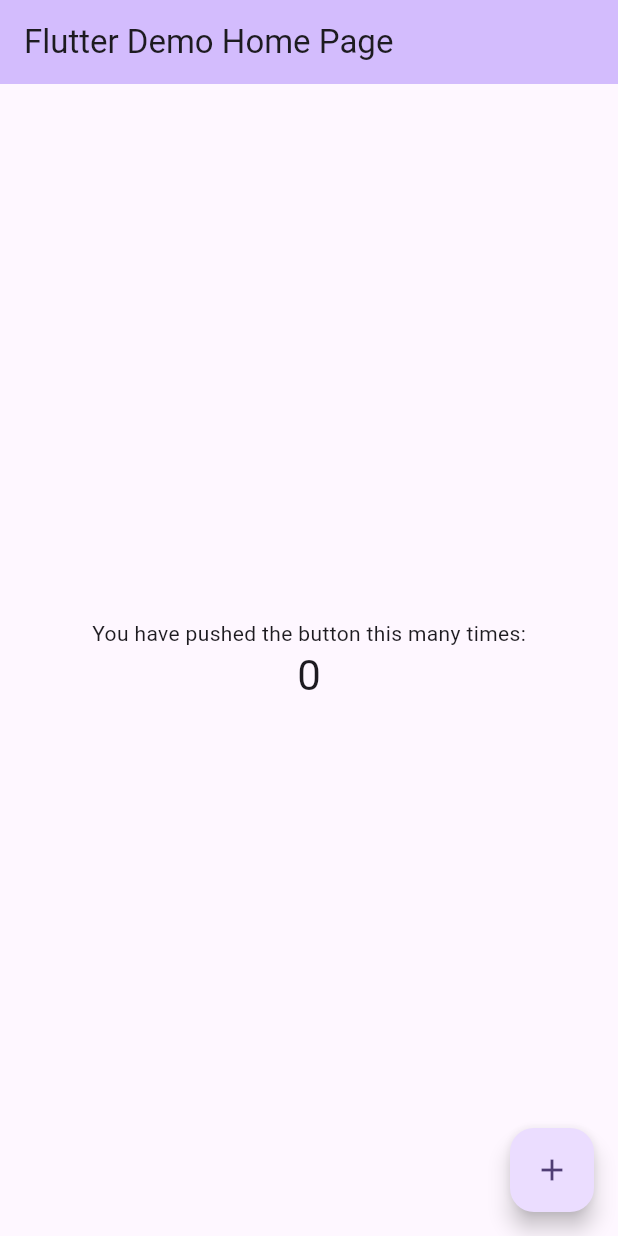
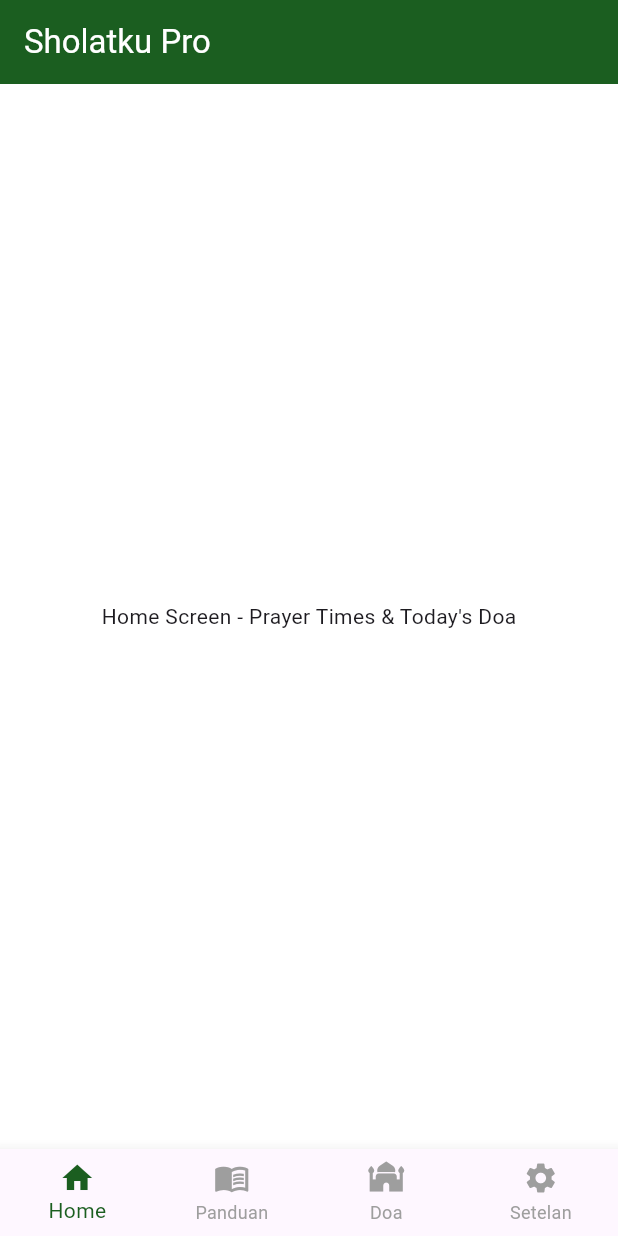
Before and after one commit to mohrifqi5555-eng/project_apk, a Flutter app: the screen it shows after launch, on a phone screen of 412 x 824 dp. Run offline on Flutter 3.47's test engine with Material 3 defaults, Android fonts, the phone set to English and light mode, and no system bars; our stand-ins replace sqflite; accounts and stored records are empty.

Commit message:
tampilan utama

```diff
--- /dev/null
+++ b/lib/core/app_theme.dart
@@ -0,0 +1,40 @@
+import 'package:flutter/material.dart';
+
+class AppTheme {
+  static const Color primaryColor = Color(0xFF1B5E20);
+  static const Color accentColor = Color(0xFFC8E6C9);
+
+  static final ThemeData lightTheme = ThemeData(
+    primarySwatch: Colors.green,
+    primaryColor: primaryColor,
+    hintColor: accentColor,
+    scaffoldBackgroundColor: Colors.white,
+    appBarTheme: const AppBarTheme(
+      backgroundColor: primaryColor,
+      foregroundColor: Colors.white,
+      elevation: 0,
+    ),
+    bottomNavigationBarTheme: const BottomNavigationBarThemeData(
+      selectedItemColor: primaryColor,
+      unselectedItemColor: Colors.grey,
+    ),
+    useMaterial3: true,
+  );
+
+  static final ThemeData darkTheme = ThemeData(
+    brightness: Brightness.dark,
+    primarySwatch: Colors.green,
+    primaryColor: primaryColor,
+    scaffoldBackgroundColor: const Color(0xFF121212),
+    appBarTheme: const AppBarTheme(
+      backgroundColor: Colors.black,
+      foregroundColor: Colors.white,
+      elevation: 0,
+    ),
+    bottomNavigationBarTheme: const BottomNavigationBarThemeData(
+      selectedItemColor: Colors.greenAccent,
+      unselectedItemColor: Colors.grey,
+    ),
+    useMaterial3: true,
+  );
+}
--- a/lib/main.dart
+++ b/lib/main.dart
@@ -1,4 +1,7 @@
 import 'package:flutter/material.dart';
+import 'package:provider/provider.dart';
+import 'core/app_theme.dart';
+import 'ui/screens/main_nav_screen.dart';
 
 void main() {
   runApp(const MyApp());
@@ -7,116 +10,15 @@
 class MyApp extends StatelessWidget {
   const MyApp({super.key});
 
-  // This widget is the root of your application.
   @override
   Widget build(BuildContext context) {
     return MaterialApp(
-      title: 'Flutter Demo',
-      theme: ThemeData(
-        // This is the theme of your application.
-        //
-        // TRY THIS: Try running your application with "flutter run". You'll see
-        // the application has a purple toolbar. Then, without quitting the app,
-        // try changing the seedColor in the colorScheme below to Colors.green
-        // and then invoke "hot reload" (save your changes or press the "hot
-        // reload" button in a Flutter-supported IDE, or press "r" if you used
-        // the command line to start the app).
-        //
-        // Notice that the counter didn't reset back to zero; the application
-        // state is not lost during the reload. To reset the state, use hot
-        // restart instead.
-        //
-        // This works for code too, not just values: Most code changes can be
-        // tested with just a hot reload.
-        colorScheme: .fromSeed(seedColor: Colors.deepPurple),
-      ),
-      home: const MyHomePage(title: 'Flutter Demo Home Page'),
+      title: 'Sholatku Pro',
+      debugShowCheckedModeBanner: false,
+      theme: AppTheme.lightTheme,
+      darkTheme: AppTheme.darkTheme,
+      themeMode: ThemeMode.system,
+      home: const MainNavScreen(),
     );
   }
 }
-
-class MyHomePage extends StatefulWidget {
-  const MyHomePage({super.key, required this.title});
-
-  // This widget is the home page of your application. It is stateful, meaning
-  // that it has a State object (defined below) that contains fields that affect
-  // how it looks.
-
-  // This class is the configuration for the state. It holds the values (in this
-  // case the title) provided by the parent (in this case the App widget) and
-  // used by the build method of the State. Fields in a Widget subclass are
-  // always marked "final".
-
-  final String title;
-
-  @override
-  State<MyHomePage> createState() => _MyHomePageState();
-}
-
-class _MyHomePageState extends State<MyHomePage> {
-  int _counter = 0;
-
-  void _incrementCounter() {
-    setState(() {
-      // This call to setState tells the Flutter framework that something has
-      // changed in this State, which causes it to rerun the build method below
-      // so that the display can reflect the updated values. If we changed
-      // _counter without calling setState(), then the build method would not be
-      // called again, and so nothing would appear to happen.
-      _counter++;
-    });
-  }
-
-  @override
-  Widget build(BuildContext context) {
-    // This method is rerun every time setState is called, for instance as done
-    // by the _incrementCounter method above.
-    //
-    // The Flutter framework has been optimized to make rerunning build methods
-    // fast, so that you can just rebuild anything that needs updating rather
-    // than having to individually change instances of widgets.
-    return Scaffold(
-      appBar: AppBar(
-        // TRY THIS: Try changing the color here to a specific color (to
-        // Colors.amber, perhaps?) and trigger a hot reload to see the AppBar
-        // change color while the other colors stay the same.
-        backgroundColor: Theme.of(context).colorScheme.inversePrimary,
-        // Here we take the value from the MyHomePage object that was created by
-        // the App.build method, and use it to set our appbar title.
-        title: Text(widget.title),
-      ),
-      body: Center(
-        // Center is a layout widget. It takes a single child and positions it
-        // in the middle of the parent.
-        child: Column(
-          // Column is also a layout widget. It takes a list of children and
-          // arranges them vertically. By default, it sizes itself to fit its
-          // children horizontally, and tries to be as tall as its parent.
-          //
-          // Column has various properties to control how it sizes itself and
-          // how it positions its children. Here we use mainAxisAlignment to
-          // center the children vertically; the main axis here is the vertical
-          // axis because Columns are vertical (the cross axis would be
-          // horizontal).
-          //
-          // TRY THIS: Invoke "debug painting" (choose the "Toggle Debug Paint"
-          // action in the IDE, or press "p" in the console), to see the
-          // wireframe for each widget.
-          mainAxisAlignment: .center,
-          children: [
-            const Text('You have pushed the button this many times:'),
-            Text(
-              '$_counter',
-              style: Theme.of(context).textTheme.headlineMedium,
-            ),
-          ],
-        ),
-      ),
-      floatingActionButton: FloatingActionButton(
-        onPressed: _incrementCounter,
-        tooltip: 'Increment',
-        child: const Icon(Icons.add),
-      ),
-    );
-  }
-}
--- /dev/null
+++ b/lib/ui/screens/guide_screen.dart
@@ -0,0 +1,13 @@
+import 'package:flutter/material.dart';
+
+class GuideScreen extends StatelessWidget {
+  const GuideScreen({super.key});
+
+  @override
+  Widget build(BuildContext context) {
+    return Scaffold(
+      appBar: AppBar(title: const Text('Panduan Sholat')),
+      body: const Center(child: Text('Guide Screen - Visual Prayer Guide')),
+    );
+  }
+}
--- /dev/null
+++ b/lib/ui/screens/home_screen.dart
@@ -0,0 +1,13 @@
+import 'package:flutter/material.dart';
+
+class HomeScreen extends StatelessWidget {
+  const HomeScreen({super.key});
+
+  @override
+  Widget build(BuildContext context) {
+    return Scaffold(
+      appBar: AppBar(title: const Text('Sholatku Pro')),
+      body: const Center(child: Text('Home Screen - Prayer Times & Today\'s Doa')),
+    );
+  }
+}
--- /dev/null
+++ b/lib/ui/screens/main_nav_screen.dart
@@ -0,0 +1,62 @@
+import 'package:flutter/material.dart';
+import 'home_screen.dart';
+import 'guide_screen.dart';
+import 'prayer_list_screen.dart';
+import 'settings_screen.dart';
+
+class MainNavScreen extends StatefulWidget {
+  const MainNavScreen({super.key});
+
+  @override
+  State<MainNavScreen> createState() => _MainNavScreenState();
+}
+
+class _MainNavScreenState extends State<MainNavScreen> {
+  int _selectedIndex = 0;
+
+  final List<Widget> _screens = [
+    const HomeScreen(),
+    const GuideScreen(),
+    const PrayerListScreen(),
+    const SettingsScreen(),
+  ];
+
+  void _onItemTapped(int index) {
+    setState(() {
+      _selectedIndex = index;
+    });
+  }
+
+  @override
+  Widget build(BuildContext context) {
+    return Scaffold(
+      body: IndexedStack(
+        index: _selectedIndex,
+        children: _screens,
+      ),
+      bottomNavigationBar: BottomNavigationBar(
+        currentIndex: _selectedIndex,
+        onTap: _onItemTapped,
+        type: BottomNavigationBarType.fixed,
+        items: const [
+          BottomNavigationBarItem(
+            icon: Icon(Icons.home),
+            label: 'Home',
+          ),
+          BottomNavigationBarItem(
+            icon: Icon(Icons.menu_book),
+            label: 'Panduan',
+          ),
+          BottomNavigationBarItem(
+            icon: Icon(Icons.mosque),
+            label: 'Doa',
+          ),
+          BottomNavigationBarItem(
+            icon: Icon(Icons.settings),
+            label: 'Setelan',
+          ),
+        ],
+      ),
+    );
+  }
+}
--- /dev/null
+++ b/lib/ui/screens/prayer_list_screen.dart
@@ -0,0 +1,13 @@
+import 'package:flutter/material.dart';
+
+class PrayerListScreen extends StatelessWidget {
+  const PrayerListScreen({super.key});
+
+  @override
+  Widget build(BuildContext context) {
+    return Scaffold(
+      appBar: AppBar(title: const Text('Kumpulan Doa')),
+      body: const Center(child: Text('Prayer List Screen - Daily Prayers')),
+    );
+  }
+}
```
Also changed, not shown: lib/data/datasources/db_helper.dart (added, +37 -0 lines), lib/data/models/prayer_model.dart (added, +39 -0 lines), lib/ui/screens/settings_screen.dart (added, +13 -0 lines), pubspec.yaml (+14 -4 lines).
